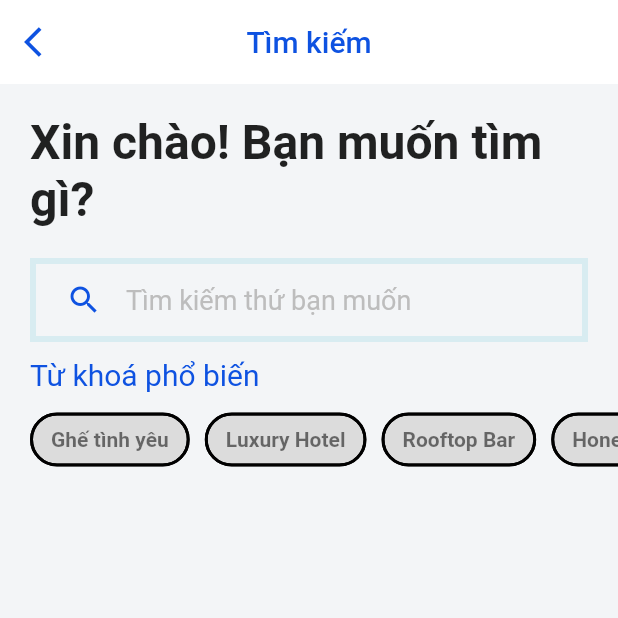
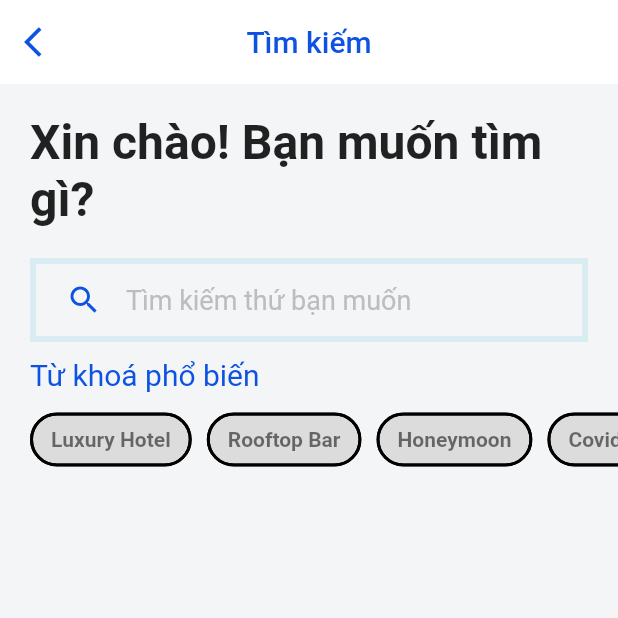
Before and after one commit to bullpig/Mobile_Hotel_Booking, a Flutter app: the Search screen opened directly, on a phone screen of 412 x 824 dp, the top half of it. Run offline on Flutter 3.47's test engine with Material 2 defaults, Android fonts, the phone set to English and light mode, and no system bars; our stand-ins replace cloud_firestore, firebase_auth, firebase_core, fluttertoast, font_awesome_flutter; missing offline and left inert: dart:ffi, time_picker_widget; accounts and stored records are empty; network calls fail; statements that could not run were skipped.

```diff
--- a/hotel_booking/lib/screens/destinationScreen.dart
+++ b/hotel_booking/lib/screens/destinationScreen.dart
@@ -237,7 +237,7 @@ class _DestinationScreenState extends State<DestinationScreen> {
                                       ),
                                       alignment: Alignment.center,
                                       child: Text(
-                                        '\$${hotel.twohourprice}',
+                                        '${hotel.twohourprice.toInt()}đ',
                                       ),
                                     ),
                                   ),
@@ -252,7 +252,7 @@ class _DestinationScreenState extends State<DestinationScreen> {
                                     ),
                                     alignment: Alignment.center,
                                     child: Text(
-                                      '\$${hotel.overnightprice}',
+                                      '${hotel.overnightprice.toInt()}đ',
                                     ),
                                   ),
                                 ],
--- a/hotel_booking/lib/widgets/Chips.dart
+++ b/hotel_booking/lib/widgets/Chips.dart
@@ -1,7 +1,6 @@
 import 'package:flutter/material.dart';
 
 List<String> chipsMobile = [
-  'Ghế tình yêu',
   'Luxury Hotel',
   'Rooftop Bar',
   'Honeymoon',
--- a/hotel_booking/lib/widgets/hotel_carousel.dart
+++ b/hotel_booking/lib/widgets/hotel_carousel.dart
@@ -109,7 +109,7 @@ class HotelCarouselState extends State<HotelCarousel> {
                                 ),
                                 SizedBox(height: 2.0),
                                 Text(
-                                  '\$${hotel.overnightprice} / Một đêm',
+                                  '${hotel.overnightprice.toInt()}đ / Một đêm',
                                   style: TextStyle(
                                     fontSize: 18.0,
                                     fontWeight: FontWeight.w600,
```
